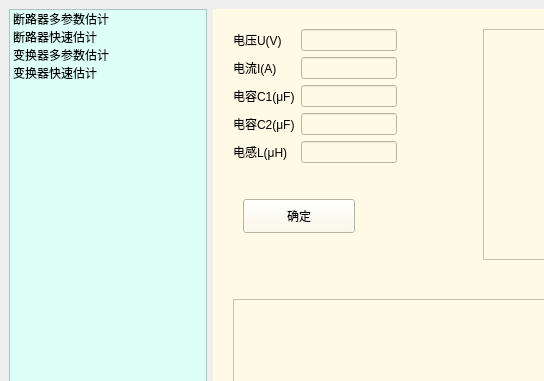
Qt form entry.ui (Z-Z-Han/pyqtPlayground) before a commit; both pictures show x 0 to 544 and y 0 to 381 of the 1016 by 819 pixel window.
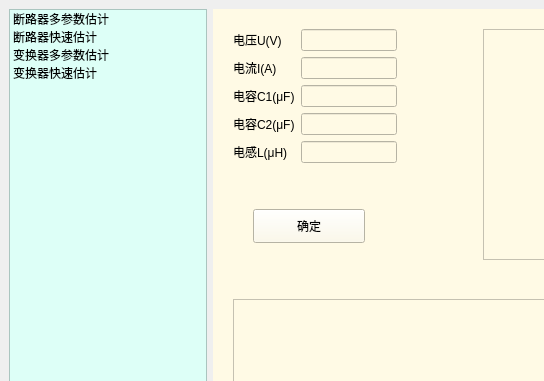
The same form after that commit. Custom widgets are drawn as their Qt base class.

Commit message: 完成基本界面开发，包括四个堆叠页面的选择，输入，以及展示饼图和数值计算结果

```diff
--- a/entry.ui
+++ b/entry.ui
@@ -743,8 +743,8 @@
        <widget class="QPushButton" name="pushButton_7">
         <property name="geometry">
          <rect>
-          <x>30</x>
-          <y>190</y>
+          <x>40</x>
+          <y>200</y>
           <width>112</width>
           <height>34</height>
          </rect>
```
The commit also changes 6 other files.
